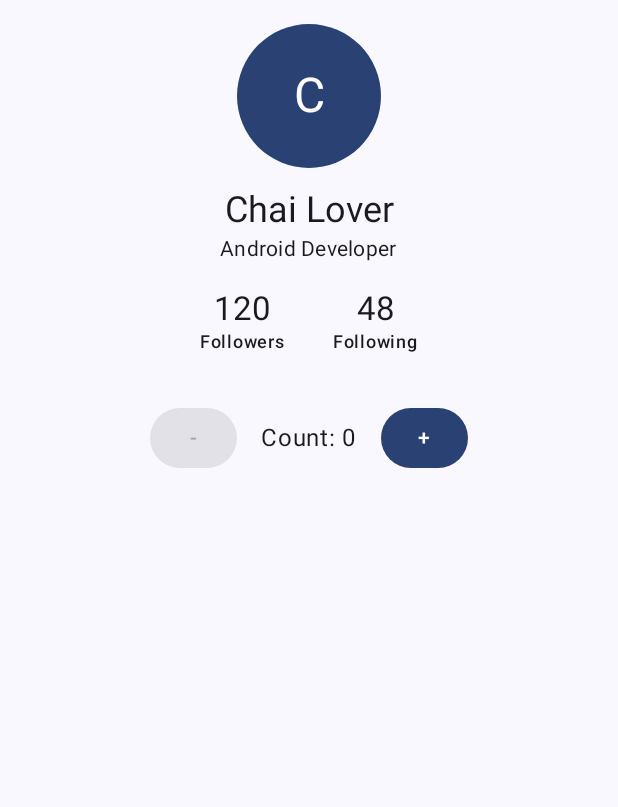
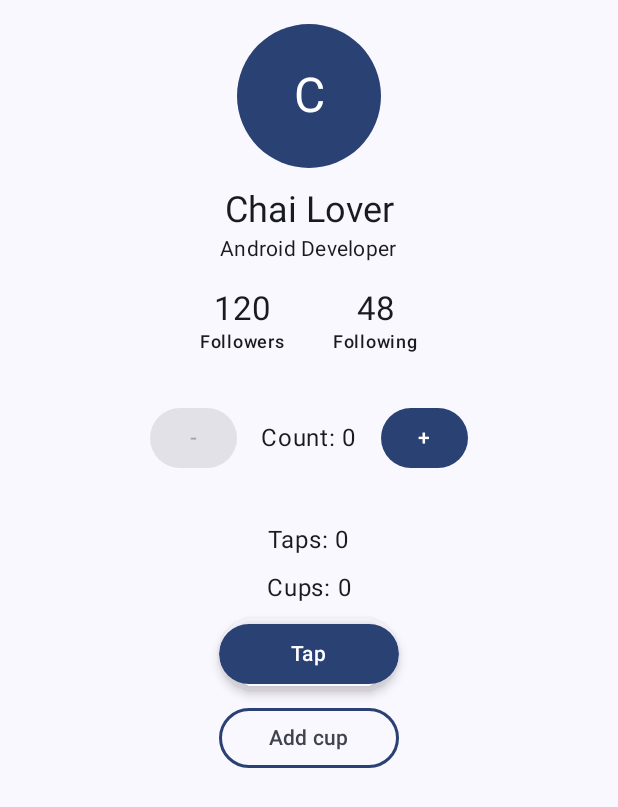
Before and after one commit to jaythanki18/Android-ChaiPrep-Roadmap, an Android app built with Jetpack Compose: the screen it shows after launch (MainActivity), on a phone screen of 412 x 824 dp. Shown: the top 807 px of the screen. Run offline under Robolectric (Android 15) with nearby library versions, the phone set to English and light mode, and no system bars.

Commit message:
Week1 Day2: Compose basics, state hoisting, ChaiButton, recomposition demo

```diff
--- a/Week1/Declarative-UI-with-Jetpack-Compose/app/src/main/java/com/example/declarative_ui_with_jetpack_compose/MainActivity.kt
+++ b/Week1/Declarative-UI-with-Jetpack-Compose/app/src/main/java/com/example/declarative_ui_with_jetpack_compose/MainActivity.kt
@@ -14,6 +14,7 @@ import androidx.compose.ui.Modifier
 import androidx.compose.ui.tooling.preview.Preview
 import com.example.declarative_ui_with_jetpack_compose.day1.CounterScreen
 import com.example.declarative_ui_with_jetpack_compose.day1.ProfileScreen
+import com.example.declarative_ui_with_jetpack_compose.day2.RecompositionDemo
 import com.example.declarative_ui_with_jetpack_compose.ui.theme.DeclarativeUIwithJetpackComposeTheme
 
 class MainActivity : ComponentActivity() {
@@ -35,6 +36,7 @@ fun Day1Screen(modifier: Modifier = Modifier) {
     Column(modifier = modifier, horizontalAlignment = Alignment.CenterHorizontally) {
         ProfileScreen(name = "Chai Lover", role = "Android Developer", followers = 120, following = 48)
         CounterScreen()
+        RecompositionDemo()
     }
 }
 
--- /dev/null
+++ b/Week1/Declarative-UI-with-Jetpack-Compose/app/src/main/java/com/example/declarative_ui_with_jetpack_compose/day2/ChaiButton.kt
@@ -0,0 +1,121 @@
+package com.example.declarative_ui_with_jetpack_compose.day2
+
+import android.content.res.Configuration
+import androidx.compose.foundation.BorderStroke
+import androidx.compose.foundation.layout.Column
+import androidx.compose.foundation.layout.defaultMinSize
+import androidx.compose.foundation.layout.padding
+import androidx.compose.foundation.shape.RoundedCornerShape
+import androidx.compose.material3.Button
+import androidx.compose.material3.ButtonDefaults
+import androidx.compose.material3.MaterialTheme
+import androidx.compose.material3.OutlinedButton
+import androidx.compose.material3.Text
+import androidx.compose.runtime.Composable
+import androidx.compose.ui.Modifier
+import androidx.compose.ui.draw.alpha
+import androidx.compose.ui.draw.shadow
+import androidx.compose.ui.tooling.preview.Preview
+import androidx.compose.ui.unit.dp
+import com.example.declarative_ui_with_jetpack_compose.ui.theme.DeclarativeUIwithJetpackComposeTheme
+
+enum class ChaiButtonStyle { Filled, Outlined }
+
+// Custom modifier: an extension function that chains existing modifiers.
+fun Modifier.chaiElevated(enabled: Boolean = true): Modifier =
+    this.shadow(if (enabled) 4.dp else 0.dp, RoundedCornerShape(24.dp))
+
+// Custom modifier: dims the component when it is disabled.
+fun Modifier.dimWhen(dimmed: Boolean): Modifier = this.alpha(if (dimmed) 0.5f else 1f)
+
+// Reusable and stateless: the caller owns the click behaviour.
+@Composable
+fun ChaiButton(
+    text: String,
+    onClick: () -> Unit,
+    modifier: Modifier = Modifier,
+    style: ChaiButtonStyle = ChaiButtonStyle.Filled,
+    enabled: Boolean = true
+) {
+    val shape = RoundedCornerShape(24.dp)
+    val buttonModifier = modifier
+        .defaultMinSize(minWidth = 120.dp)
+        .dimWhen(!enabled)
+
+    when (style) {
+        ChaiButtonStyle.Filled -> Button(
+            onClick = onClick,
+            enabled = enabled,
+            shape = shape,
+            modifier = buttonModifier.chaiElevated(enabled)
+        ) { Text(text) }
+
+        ChaiButtonStyle.Outlined -> OutlinedButton(
+            onClick = onClick,
+            enabled = enabled,
+            shape = shape,
+            border = BorderStroke(2.dp, MaterialTheme.colorScheme.primary),
+            colors = ButtonDefaults.outlinedButtonColors(),
+            modifier = buttonModifier
+        ) { Text(text) }
+    }
+}
+
+// Previews: different styles/states, plus dark mode, large font and a different locale-sized label.
+@Preview(name = "Filled", showBackground = true)
+@Composable
+private fun ChaiButtonFilledPreview() {
+    DeclarativeUIwithJetpackComposeTheme {
+        ChaiButton(text = "Brew", onClick = {}, modifier = Modifier.padding(16.dp))
+    }
+}
+
+@Preview(name = "Outlined", showBackground = true)
+@Composable
+private fun ChaiButtonOutlinedPreview() {
+    DeclarativeUIwithJetpackComposeTheme {
+        ChaiButton(
+            text = "Brew",
+            onClick = {},
+            style = ChaiButtonStyle.Outlined,
+            modifier = Modifier.padding(16.dp)
+        )
+    }
+}
+
+@Preview(name = "Disabled", showBackground = true)
+@Composable
+private fun ChaiButtonDisabledPreview() {
+    DeclarativeUIwithJetpackComposeTheme {
+        ChaiButton(text = "Brew", onClick = {}, enabled = false, modifier = Modifier.padding(16.dp))
+    }
+}
+
+@Preview(name = "Dark", showBackground = true, uiMode = Configuration.UI_MODE_NIGHT_YES)
+@Composable
+private fun ChaiButtonDarkPreview() {
+    DeclarativeUIwithJetpackComposeTheme(darkTheme = true) {
+        ChaiButton(text = "Brew", onClick = {}, modifier = Modifier.padding(16.dp))
+    }
+}
+
+@Preview(name = "Large font", showBackground = true, fontScale = 1.8f)
+@Composable
+private fun ChaiButtonLargeFontPreview() {
+    DeclarativeUIwithJetpackComposeTheme {
+        ChaiButton(text = "Brew a long cup", onClick = {}, modifier = Modifier.padding(16.dp))
+    }
+}
+
+// Combined @Preview annotations on one function render every configuration at once.
+@Preview(name = "Light", showBackground = true)
+@Preview(name = "Night", showBackground = true, uiMode = Configuration.UI_MODE_NIGHT_YES)
+@Composable
+private fun ChaiButtonAllStylesPreview() {
+    DeclarativeUIwithJetpackComposeTheme {
+        Column(modifier = Modifier.padding(16.dp)) {
+            ChaiButton(text = "Filled", onClick = {})
+            ChaiButton(text = "Outlined", onClick = {}, style = ChaiButtonStyle.Outlined)
+        }
+    }
+}
--- /dev/null
+++ b/Week1/Declarative-UI-with-Jetpack-Compose/app/src/main/java/com/example/declarative_ui_with_jetpack_compose/day2/RecompositionDemo.kt
@@ -0,0 +1,47 @@
+package com.example.declarative_ui_with_jetpack_compose.day2
+
+import androidx.compose.foundation.layout.Arrangement
+import androidx.compose.foundation.layout.Column
+import androidx.compose.foundation.layout.padding
+import androidx.compose.material3.Text
+import androidx.compose.runtime.Composable
+import androidx.compose.runtime.getValue
+import androidx.compose.runtime.mutableIntStateOf
+import androidx.compose.runtime.remember
+import androidx.compose.runtime.setValue
+import androidx.compose.ui.Alignment
+import androidx.compose.ui.Modifier
+import androidx.compose.ui.tooling.preview.Preview
+import androidx.compose.ui.unit.dp
+import com.example.declarative_ui_with_jetpack_compose.ui.theme.DeclarativeUIwithJetpackComposeTheme
+
+// Shows what triggers recomposition: only composables that read the changed state re-run.
+@Composable
+fun RecompositionDemo(modifier: Modifier = Modifier) {
+    var taps by remember { mutableIntStateOf(0) }
+    var cups by remember { mutableIntStateOf(0) }
+
+    Column(
+        modifier = modifier.padding(16.dp),
+        horizontalAlignment = Alignment.CenterHorizontally,
+        verticalArrangement = Arrangement.spacedBy(8.dp)
+    ) {
+        // Reads `taps`, so it recomposes when taps changes.
+        Text("Taps: $taps")
+        // Reads `cups` only; the Text above and this one recompose independently.
+        Text("Cups: $cups")
+        ChaiButton(text = "Tap", onClick = { taps++ })
+        ChaiButton(
+            text = "Add cup",
+            onClick = { cups++ },
+            style = ChaiButtonStyle.Outlined,
+            enabled = cups < 5
+        )
+    }
+}
+
+@Preview(showBackground = true)
+@Composable
+private fun RecompositionDemoPreview() {
+    DeclarativeUIwithJetpackComposeTheme { RecompositionDemo() }
+}
```
Also changed, not shown: 2 other files.
